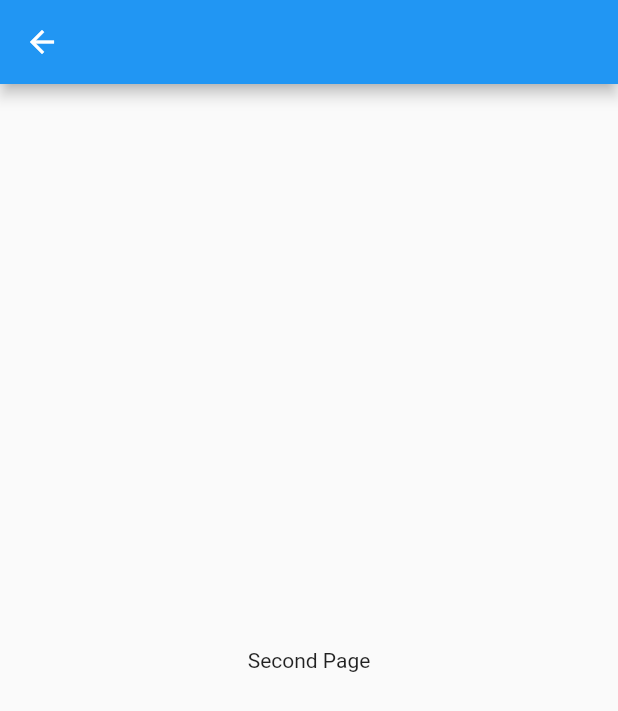
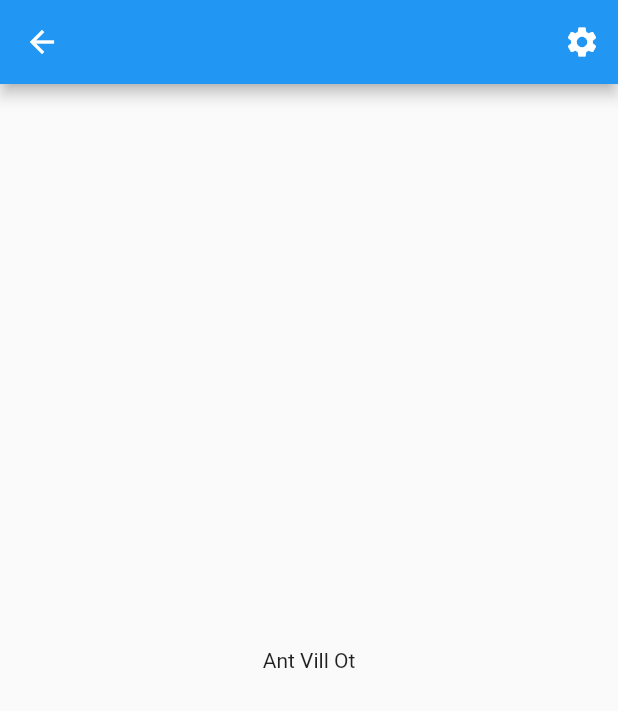
Before and after one commit to AntVill77/flutter_navigation_and_dialogs, a Flutter app: the screen it shows after launch, after a tap on "Go to second page", on a phone screen of 412 x 824 dp. Shown: the top 711 px of the screen. Run offline on Flutter 3.47's test engine with Material 2 defaults, Android fonts, the phone set to English and light mode, and no system bars.

Commit message:
navegacion por varias vistas

```diff
--- a/flutter_application_1/lib/main.dart
+++ b/flutter_application_1/lib/main.dart
@@ -1,12 +1,13 @@
 import 'package:flutter/material.dart';
 import 'package:flutter_application_1/pages/home_page.dart';
+import 'package:flutter_application_1/pages/second_page.dart';
 
 void main() {
   runApp(const MyApp());
 }
 
 class MyApp extends StatelessWidget {
-  const MyApp({Key? key}) : super(key: key);
+  const MyApp({Key key}) : super(key: key);
 
   // This widget is the root of your application.
   @override
@@ -15,6 +16,12 @@ class MyApp extends StatelessWidget {
       title: 'Flutter Demo',
       theme: ThemeData(),
       home: HomePage(),
+      routes: {
+        "/second": (BuildContext context) {
+          final String name = ModalRoute.of(context).settings.arguments;
+          return SecondPage(name: name);
+        },
+      },
     );
   }
 }
--- a/flutter_application_1/lib/pages/home_page.dart
+++ b/flutter_application_1/lib/pages/home_page.dart
@@ -2,7 +2,7 @@ import 'package:flutter/material.dart';
 import 'package:flutter_application_1/pages/second_page.dart';
 
 class HomePage extends StatelessWidget {
-  const HomePage({Key? key}) : super(key: key);
+  const HomePage({Key key}) : super(key: key);
 
   @override
   Widget build(BuildContext context) {
@@ -17,13 +17,15 @@ class HomePage extends StatelessWidget {
               Text("First Page"),
               SizedBox(height: 20),
               FlatButton(
-                onPressed: () {
-                  final Route route = MaterialPageRoute(
-                    builder: (_) => SecondPage(),
+                onPressed: () async {
+                  final Route route = MaterialPageRoute<String>(
+                    builder: (_) => SecondPage(name: "Ant Vill"),
                   );
-                  Navigator.push(context, route);
+                  final String data =
+                      await Navigator.push<String>(context, route);
+                  print("emoji");
                 },
-                color: Colors.redAccent,
+                color: Colors.amber,
                 child: Text("Go to second page"),
               )
             ],
--- a/flutter_application_1/lib/pages/second_page.dart
+++ b/flutter_application_1/lib/pages/second_page.dart
@@ -1,7 +1,9 @@
 import 'package:flutter/material.dart';
+import 'package:flutter_application_1/pages/setting_page.dart';
 
 class SecondPage extends StatelessWidget {
-  const SecondPage({Key? key}) : super(key: key);
+  final String name;
+  const SecondPage({Key key, @required this.name}) : super(key: key);
 
   @override
   Widget build(BuildContext context) {
@@ -13,10 +15,21 @@ class SecondPage extends StatelessWidget {
             final canPop = Navigator.canPop(context);
             print("canPop $canPop");
             if (canPop) {
-              Navigator.pop(context);
+              Navigator.pop(context, "MMDD");
             }
           },
         ),
+        actions: [
+          IconButton(
+            icon: Icon(Icons.settings),
+            onPressed: () {
+              final Route route = MaterialPageRoute(
+                builder: (_) => SettingPage(),
+              );
+              Navigator.push(context, route);
+            },
+          ),
+        ],
       ),
       body: SafeArea(
         child: Container(
@@ -24,7 +37,7 @@ class SecondPage extends StatelessWidget {
           child: Column(
             mainAxisAlignment: MainAxisAlignment.center,
             children: [
-              Text("Second Page"),
+              Text(this.name + " Ot"),
             ],
           ),
         ),
--- a/flutter_application_1/pubspec.yaml
+++ b/flutter_application_1/pubspec.yaml
@@ -18,7 +18,7 @@ publish_to: 'none' # Remove this line if you wish to publish to pub.dev
 version: 1.0.0+1
 
 environment:
-  sdk: ">=2.15.1 <3.0.0"
+  sdk: ">=2.7.0 <3.0.0"
 
 # Dependencies specify other packages that your package needs in order to work.
 # To automatically upgrade your package dependencies to the latest versions
```
Also changed, not shown: flutter_application_1/lib/pages/login_page.dart (added, +23 -0 lines), flutter_application_1/lib/pages/setting_page.dart (added, +34 -0 lines), flutter_application_1/pubspec.lock.
